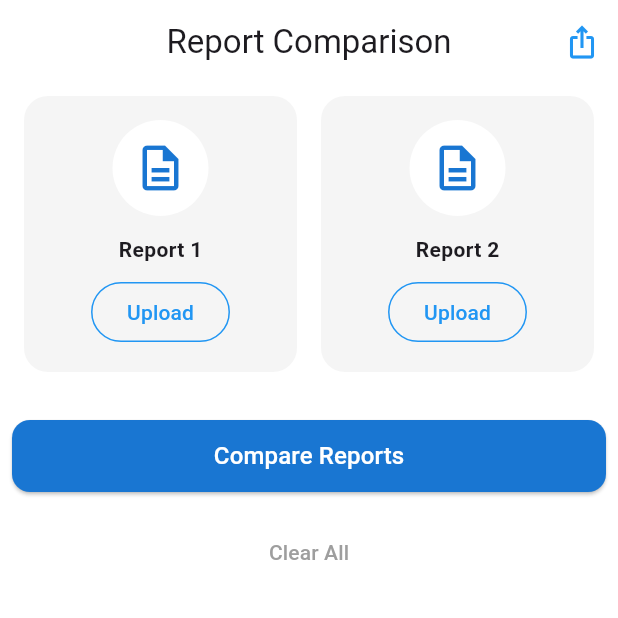
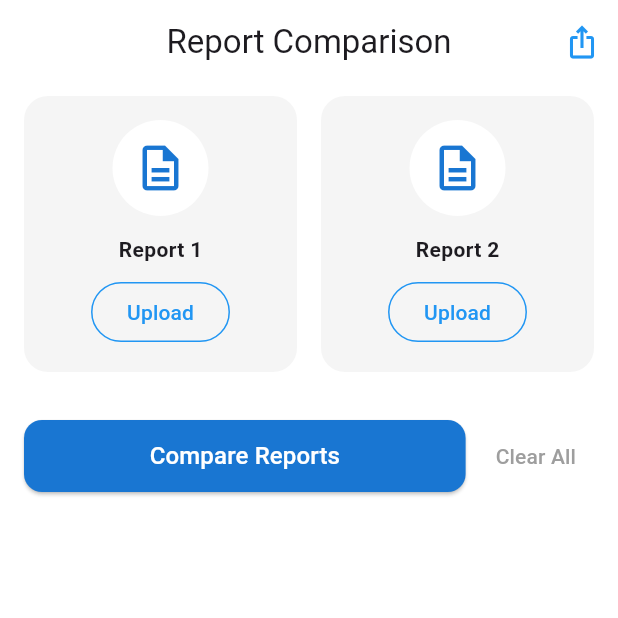
Before and after one commit to PSSPL-Mobile/health_reports_comparator, a Flutter app: the screen it shows after launch, on a phone screen of 412 x 824 dp, the top half of it. Run offline on Flutter 3.47's test engine with Material 3 defaults, Android fonts, the phone set to English and light mode, and no system bars; our stand-ins replace file_picker, flutter_dotenv, flutter_gemini; missing offline and left inert: pdf_text.

Commit message:
- updated README.md

```diff
--- a/lib/src/screens/report_comparison_screen.dart
+++ b/lib/src/screens/report_comparison_screen.dart
@@ -113,8 +113,12 @@ class _ReportComparisonScreenState extends State<ReportComparisonScreen> {
                       ],
                     ),
                     const SizedBox(height: 32.0),
-                    SizedBox(
-                      width: double.infinity,
+                    Row(
+                      children: [
+                        Expanded(
+                          child: Padding(
+                            padding: const EdgeInsets.only(left: 8.0),
+                            child: SizedBox(
                               height: 48.0,
                               child: ElevatedButton(
                                 onPressed: () async{
@@ -132,8 +136,11 @@ class _ReportComparisonScreenState extends State<ReportComparisonScreen> {
                                 ),
                               ),
                             ),
-                    const SizedBox(height: 16.0),
-                    TextButton(
+                          ),
+                        ),
+                        Padding(
+                          padding: const EdgeInsets.only(left: 8.0, right: 8.0),
+                          child: TextButton(
                             onPressed: () {
                               setState(() {
                                 _filePath1 = null;
@@ -147,12 +154,18 @@ class _ReportComparisonScreenState extends State<ReportComparisonScreen> {
                               style: TextStyle(color: Colors.grey),
                             ),
                           ),
+                        ),
+                      ],
+                    ),
+                    const SizedBox(height: 16.0),
+
                   ],
                 ),
               ),
 
               Expanded(
                   child: SingleChildScrollView(
+                    padding: const EdgeInsets.only(bottom: 36.0),
                     child: Column(
                       children: [
                         Column(
@@ -160,6 +173,7 @@ class _ReportComparisonScreenState extends State<ReportComparisonScreen> {
                             vitalModel: vital,
                           )).toList(),
                         ),
+                        const SizedBox(height: 16.0),
 
                         keyChanges.isNotEmpty? HealthSummaryCard(
                           keyChanges: keyChanges,
--- a/lib/src/widgets/health_summary_card.dart
+++ b/lib/src/widgets/health_summary_card.dart
@@ -32,7 +32,7 @@ class HealthSummaryCard extends StatelessWidget {
             Column(
               crossAxisAlignment: CrossAxisAlignment.start,
               children: keyChanges.map((element) => Text(
-                '* $element', style: TextStyle(
+                '🚀 $element', style: TextStyle(
                 fontSize: 14.5,
                 color: Colors.black87,
               ),
```
Also changed, not shown: demo.gif (added), 1 other file. Lines whose indentation alone changed are shown as unchanged.
